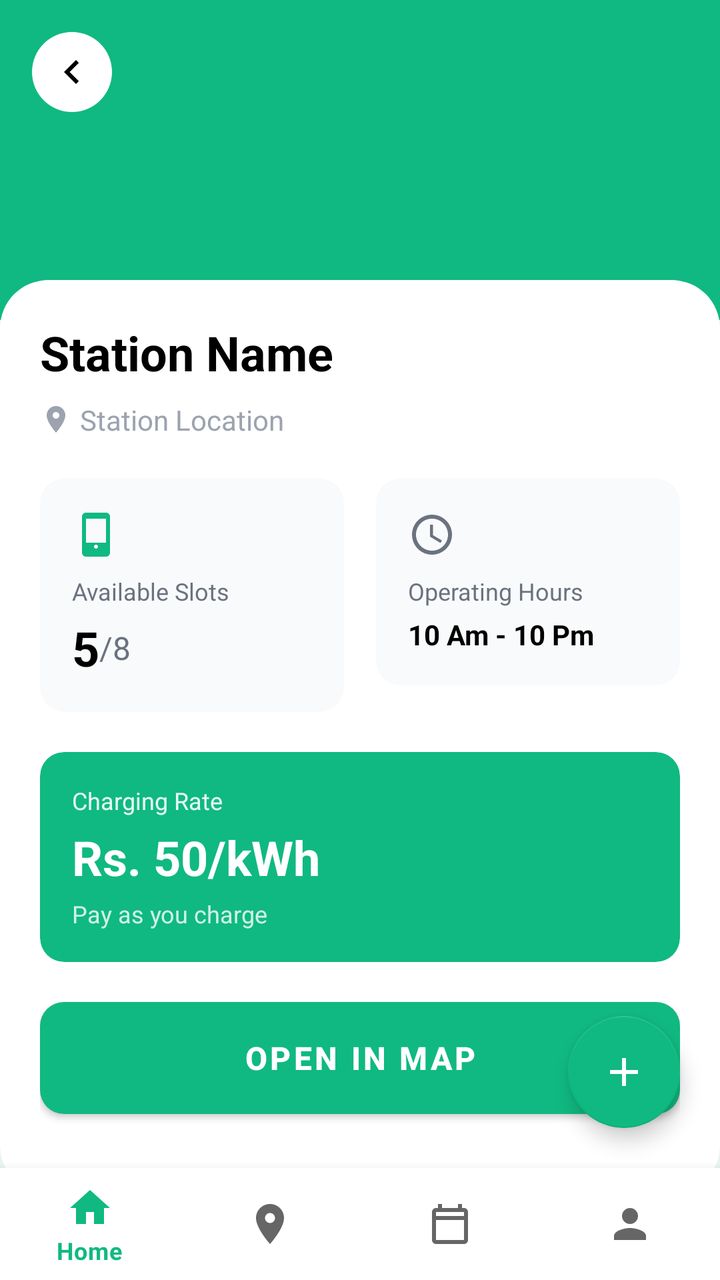
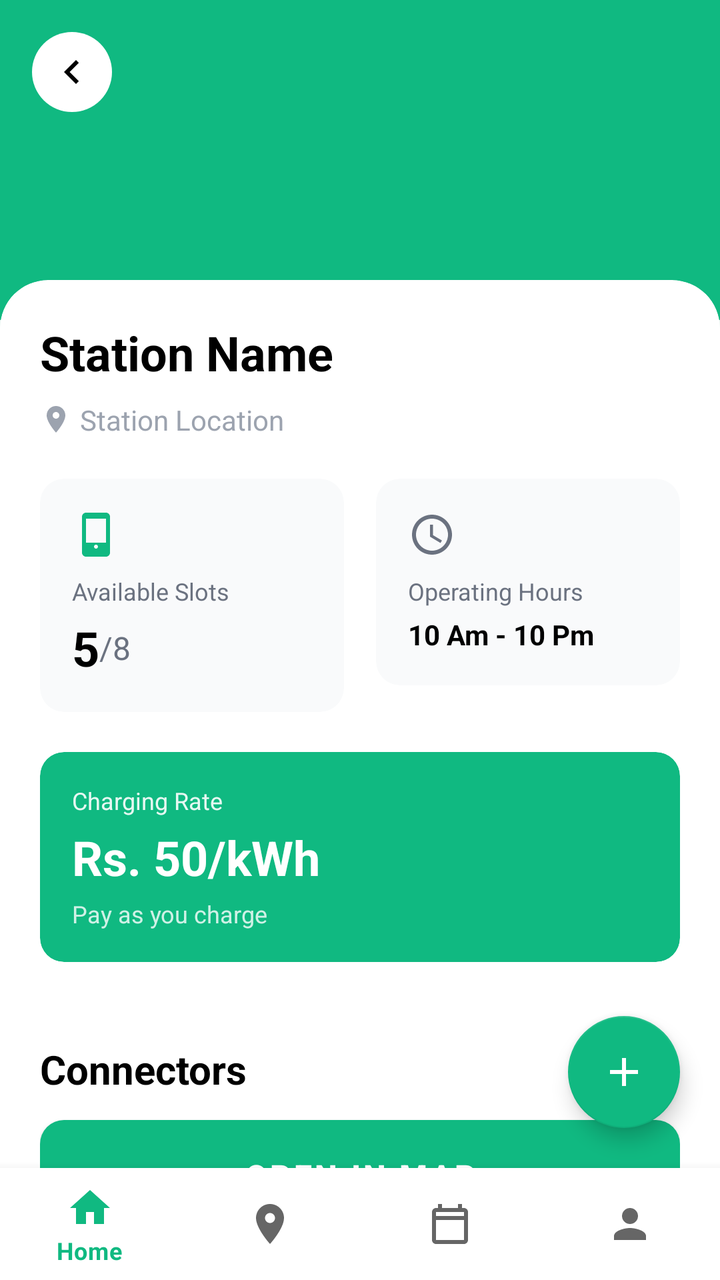

An Android layout rendered at two revisions. The XML below is the earlier revision; the diff shows what the commit changed to produce the second picture.
<!-- AndroidManifest.xml: application theme Theme.EVStationMobileApp -->
<!-- res/layout/activity_station_details.xml -->
<?xml version="1.0" encoding="utf-8"?>
<RelativeLayout xmlns:android="http://schemas.android.com/apk/res/android"
    xmlns:app="http://schemas.android.com/apk/res-auto"
    xmlns:tools="http://schemas.android.com/tools"
    android:layout_width="match_parent"
    android:layout_height="match_parent"
    android:background="#E8F5F0"
    tools:context=".activities.StationDetailsActivity">

    <View
        android:id="@+id/headerBanner"
        android:layout_width="match_parent"
        android:layout_height="160dp"
        android:background="#10B981"
        android:layout_alignParentTop="true" />

    <ImageView
        android:id="@+id/btnBack"
        android:layout_width="40dp"
        android:layout_height="40dp"
        android:layout_margin="16dp"
        android:padding="8dp"
        android:src="@drawable/ic_back"
        android:background="@drawable/back_button_bg"
        android:clickable="true"
        android:focusable="true"
        app:tint="#000000"
        android:layout_alignParentStart="true"
        android:layout_alignParentTop="true"/>

    <androidx.core.widget.NestedScrollView
        android:id="@+id/scrollContent"
        android:layout_width="match_parent"
        android:layout_height="match_parent"
        android:layout_marginTop="140dp"
        android:layout_above="@id/bottom_navigation"
        android:fillViewport="true">

        <androidx.cardview.widget.CardView
            android:layout_width="match_parent"
            android:layout_height="wrap_content"
            app:cardCornerRadius="24dp"
            app:cardElevation="0dp"
            android:backgroundTint="#FFFFFF">

            <LinearLayout
                android:layout_width="match_parent"
                android:layout_height="wrap_content"
                android:orientation="vertical"
                android:padding="20dp">

                <TextView
                    android:id="@+id/tvStationName"
                    android:layout_width="wrap_content"
                    android:layout_height="wrap_content"
                    android:text="Station Name"
                    android:textSize="24sp"
                    android:textColor="#000000"
                    android:textStyle="bold"
                    android:layout_marginBottom="8dp"/>

                <LinearLayout
                    android:layout_width="wrap_content"
                    android:layout_height="wrap_content"
                    android:orientation="horizontal"
                    android:gravity="center_vertical"
                    android:layout_marginBottom="20dp">
                    <ImageView
                        android:layout_width="16dp"
                        android:layout_height="16dp"
                        android:src="@drawable/ic_location"
                        app:tint="#9CA3AF"
                        android:layout_marginEnd="4dp"/>
                    <TextView
                        android:id="@+id/tvStationLocation"
                        android:layout_width="wrap_content"
                        android:layout_height="wrap_content"
                        android:text="Station Location"
                        android:textSize="14sp"
                        android:textColor="#9CA3AF"/>
                </LinearLayout>

                <LinearLayout
                    android:layout_width="match_parent"
                    android:layout_height="wrap_content"
                    android:orientation="horizontal"
                    android:layout_marginBottom="20dp">

                    <androidx.cardview.widget.CardView
                        android:layout_width="0dp"
                        android:layout_height="wrap_content"
                        android:layout_weight="1"
                        android:layout_marginEnd="8dp"
                        app:cardCornerRadius="12dp"
                        app:cardElevation="0dp"
                        android:backgroundTint="#F9FAFB">
                        <LinearLayout android:layout_width="match_parent" android:layout_height="wrap_content" android:orientation="vertical" android:padding="16dp">
                            <ImageView android:layout_width="24dp" android:layout_height="24dp" android:src="@drawable/ic_charging" app:tint="#10B981" android:layout_marginBottom="8dp"/>
                            <TextView android:layout_width="wrap_content" android:layout_height="wrap_content" android:text="Available Slots" android:textSize="12sp" android:textColor="#6B7280" android:layout_marginBottom="4dp"/>
                            <LinearLayout android:layout_width="wrap_content" android:layout_height="wrap_content" android:orientation="horizontal" android:gravity="center_vertical">
                                <TextView android:id="@+id/tvAvailableSlots" android:layout_width="wrap_content" android:layout_height="wrap_content" android:text="5" android:textSize="24sp" android:textColor="#000000" android:textStyle="bold"/>
                                <TextView android:id="@+id/tvTotalSlots" android:layout_width="wrap_content" android:layout_height="wrap_content" android:text="/8" android:textSize="16sp" android:textColor="#6B7280"/>
                            </LinearLayout>
                        </LinearLayout>
                    </androidx.cardview.widget.CardView>

                    <androidx.cardview.widget.CardView
                        android:layout_width="0dp"
                        android:layout_height="wrap_content"
                        android:layout_weight="1"
                        android:layout_marginStart="8dp"
                        app:cardCornerRadius="12dp"
                        app:cardElevation="0dp"
                        android:backgroundTint="#F9FAFB">
                        <LinearLayout android:layout_width="match_parent" android:layout_height="wrap_content" android:orientation="vertical" android:padding="16dp">
                            <ImageView android:layout_width="24dp" android:layout_height="24dp" android:src="@drawable/ic_clock" app:tint="#6B7280" android:layout_marginBottom="8dp"/>
                            <TextView android:layout_width="wrap_content" android:layout_height="wrap_content" android:text="Operating Hours" android:textSize="12sp" android:textColor="#6B7280" android:layout_marginBottom="4dp"/>
                            <TextView android:id="@+id/tvOperatingHours" android:layout_width="wrap_content" android:layout_height="wrap_content" android:text="10 Am - 10 Pm" android:textSize="14sp" android:textColor="#000000" android:textStyle="bold"/>
                        </LinearLayout>
                    </androidx.cardview.widget.CardView>
                </LinearLayout>

                <androidx.cardview.widget.CardView
                    android:layout_width="match_parent"
                    android:layout_height="wrap_content"
                    android:layout_marginBottom="20dp"
                    app:cardCornerRadius="12dp"
                    app:cardElevation="0dp"
                    android:backgroundTint="#10B981">
                    <LinearLayout android:layout_width="match_parent" android:layout_height="wrap_content" android:orientation="vertical" android:padding="16dp">
                        <TextView android:layout_width="wrap_content" android:layout_height="wrap_content" android:text="Charging Rate" android:textSize="12sp" android:textColor="#FFFFFF" android:alpha="0.9" android:layout_marginBottom="4dp"/>
                        <TextView android:id="@+id/tvChargingRate" android:layout_width="wrap_content" android:layout_height="wrap_content" android:text="Rs. 50/kWh" android:textSize="24sp" android:textColor="#FFFFFF" android:textStyle="bold" android:layout_marginBottom="4dp"/>
                        <TextView android:layout_width="wrap_content" android:layout_height="wrap_content" android:text="Pay as you charge" android:textSize="12sp" android:textColor="#FFFFFF" android:alpha="0.8"/>
                    </LinearLayout>
                </androidx.cardview.widget.CardView>

                <Button
                    android:id="@+id/btnOpenInMap"
                    android:layout_width="match_parent"
                    android:layout_height="56dp"
                    android:text="Open in Map"
                    android:textSize="16sp"
                    android:textColor="#FFFFFF"
                    android:textStyle="bold"
                    android:background="@drawable/button_green"
                    android:layout_marginBottom="20dp"/>
            </LinearLayout>

        </androidx.cardview.widget.CardView>
    </androidx.core.widget.NestedScrollView>

    <com.google.android.material.floatingactionbutton.FloatingActionButton
        android:id="@+id/fabBookNow"
        android:layout_width="wrap_content"
        android:layout_height="wrap_content"
        android:layout_above="@id/bottom_navigation"
        android:layout_alignParentEnd="true"
        android:layout_marginEnd="20dp"
        android:layout_marginBottom="20dp"
        android:src="@drawable/ic_add"
        app:tint="#FFFFFF"
        app:backgroundTint="#10B981" />

    <com.google.android.material.bottomnavigation.BottomNavigationView
        android:id="@+id/bottom_navigation"
        android:layout_width="match_parent"
        android:layout_height="wrap_content"
        android:layout_alignParentBottom="true"
        android:background="?android:attr/windowBackground"
        app:menu="@menu/ev_owner_bottom_nav_menu" />

</RelativeLayout>
<!-- resources referenced by this layout -->
<resources>
  <!-- drawable back_button_bg (drawable) -->
  <?xml version="1.0" encoding="utf-8"?>
  <shape xmlns:android="http://schemas.android.com/apk/res/android"
      android:shape="oval">
      <solid android:color="#FFFFFF"/>
      <size android:width="40dp" android:height="40dp"/>
  </shape>
  <!-- drawable button_green (drawable) -->
  <?xml version="1.0" encoding="utf-8"?>
  <shape xmlns:android="http://schemas.android.com/apk/res/android"
      android:shape="rectangle">
      <solid android:color="#10B981"/>
      <corners android:radius="12dp"/>
  </shape>
  <!-- drawable ic_add (drawable) -->
  <?xml version="1.0" encoding="utf-8"?>
  <vector xmlns:android="http://schemas.android.com/apk/res/android"
      android:width="24dp"
      android:height="24dp"
      android:viewportWidth="24"
      android:viewportHeight="24">
      <path
          android:fillColor="#00C896"
          android:pathData="M19,13h-6v6h-2v-6H5v-2h6V5h2v6h6V13z" />
  </vector>
  <!-- drawable ic_back (drawable) -->
  <?xml version="1.0" encoding="utf-8"?>
  <vector xmlns:android="http://schemas.android.com/apk/res/android"
      android:width="24dp"
      android:height="24dp"
      android:viewportWidth="24"
      android:viewportHeight="24">
      <path
          android:fillColor="#000000"
          android:pathData="M15.41,7.41L14,6l-6,6 6,6 1.41,-1.41L10.83,12z"/>
  </vector>
  <!-- drawable ic_charging (drawable) -->
  <?xml version="1.0" encoding="utf-8"?>
  <vector xmlns:android="http://schemas.android.com/apk/res/android"
      android:width="24dp"
      android:height="24dp"
      android:viewportWidth="24"
      android:viewportHeight="24">
      <path
          android:fillColor="#00BFA5"
          android:pathData="M17,1H7C5.9,1 5,1.9 5,3v18c0,1.1 0.9,2 2,2h10c1.1,0 2,-0.9 2,-2V3C19,1.9 18.1,1 17,1zM12,19c-0.55,0 -1,-0.45 -1,-1s0.45,-1 1,-1s1,0.45 1,1S12.55,19 12,19zM17,16H7V4h10V16z" />
  </vector>
  <!-- drawable ic_clock (drawable) -->
  <?xml version="1.0" encoding="utf-8"?>
  <vector xmlns:android="http://schemas.android.com/apk/res/android"
      android:width="24dp"
      android:height="24dp"
      android:viewportWidth="24"
      android:viewportHeight="24">
      <path
          android:fillColor="#6B7280"
          android:pathData="M11.99,2C6.47,2 2,6.48 2,12s4.47,10 9.99,10C17.52,22 22,17.52 22,12S17.52,2 11.99,2zM12,20c-4.42,0 -8,-3.58 -8,-8s3.58,-8 8,-8 8,3.58 8,8 -3.58,8 -8,8z"/>
      <path
          android:fillColor="#6B7280"
          android:pathData="M12.5,7H11v6l5.25,3.15 0.75,-1.23 -4.5,-2.67z"/>
  </vector>
  <!-- drawable ic_location (drawable) -->
  <?xml version="1.0" encoding="utf-8"?>
  <vector xmlns:android="http://schemas.android.com/apk/res/android"
      android:width="24dp"
      android:height="24dp"
      android:viewportWidth="24"
      android:viewportHeight="24">
      <path
          android:fillColor="#000000"
          android:pathData="M12,2C8.13,2 5,5.13 5,9c0,5.25 7,13 7,13s7,-7.75 7,-13c0,-3.87 -3.13,-7 -7,-7zM12,11.5c-1.38,0 -2.5,-1.12 -2.5,-2.5s1.12,-2.5 2.5,-2.5 2.5,1.12 2.5,2.5 -1.12,2.5 -2.5,2.5z"/>
  </vector>
  <style name="Theme.EVStationMobileApp" parent="Theme.MaterialComponents.Light.NoActionBar">
          
          <item name="colorPrimary">#10B981</item>
          <item name="colorPrimaryVariant">#059669</item>
          <item name="colorOnPrimary">#FFFFFF</item>
          <item name="android:statusBarColor">?attr/colorPrimaryVariant</item>
      </style>
</resources>

<!-- the commit's change to res/layout/activity_station_details.xml (unified diff, before → after) -->
@@ -134,6 +134,31 @@
                     </LinearLayout>
                 </androidx.cardview.widget.CardView>
 
+                <androidx.cardview.widget.CardView
+                    android:id="@+id/chargingRateCard"
+                    android:layout_width="match_parent"
+                    android:layout_height="wrap_content"
+                    android:layout_marginBottom="20dp"
+                    app:cardCornerRadius="12dp"
+                    app:cardElevation="0dp"
+                    android:backgroundTint="#10B981">
+                </androidx.cardview.widget.CardView>
+
+                <TextView
+                    android:layout_width="wrap_content"
+                    android:layout_height="wrap_content"
+                    android:text="Connectors"
+                    android:textSize="20sp"
+                    android:textColor="#000000"
+                    android:textStyle="bold"
+                    android:layout_marginBottom="12dp"/>
+
+                <LinearLayout
+                    android:id="@+id/slotsContainer"
+                    android:layout_width="match_parent"
+                    android:layout_height="wrap_content"
+                    android:orientation="vertical" />
+
                 <Button
                     android:id="@+id/btnOpenInMap"
                     android:layout_width="match_parent"
